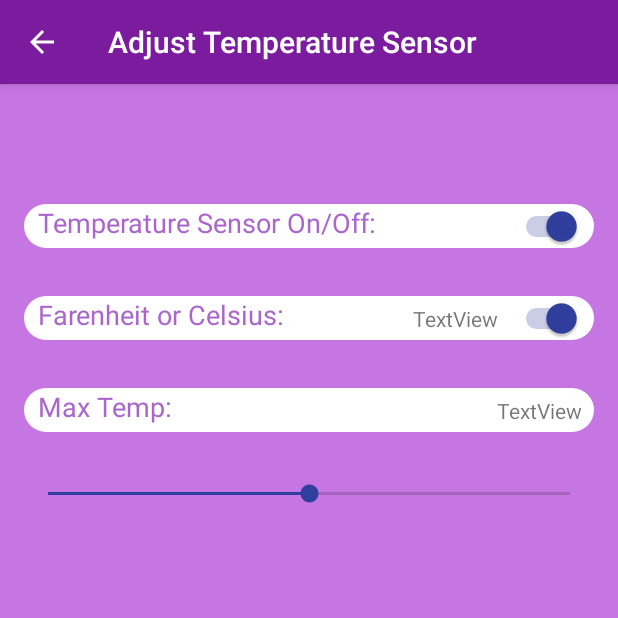
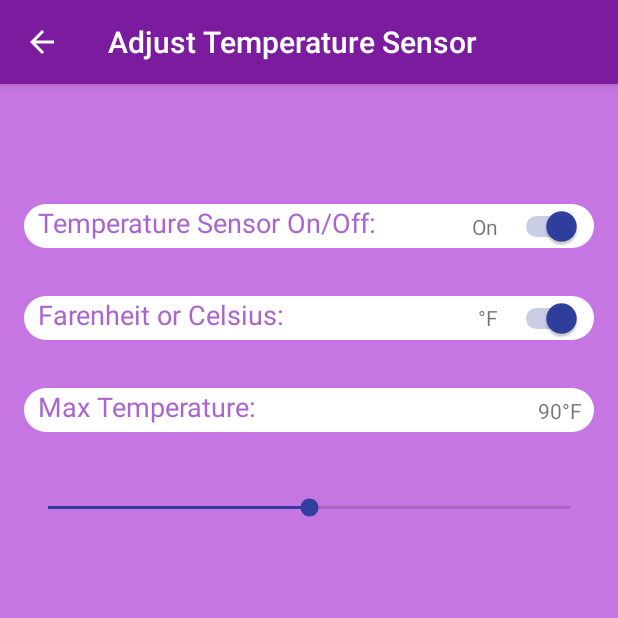
Before and after one commit to hmcashan13/GuardianAngel-Android, an Android app: the TemperatureAdjustActivity screen opened directly, with no data from a screen before it, on a phone screen of 412 x 824 dp, the top half of it. Run offline under Robolectric (Android 15) with nearby library versions, the phone set to English and light mode, and no system bars.

Commit message:
temp settings not persisting

```diff
--- a/app/build.gradle
+++ b/app/build.gradle
@@ -3,7 +3,6 @@ apply plugin: 'com.android.application'
 apply plugin: 'kotlin-android'
 
 apply plugin: 'kotlin-android-extensions'
-
 
 
 android {
--- /dev/null
+++ b/app/src/main/java/com/example/hudsonmcashan/guradianaangel/Preferences.kt
@@ -0,0 +1,25 @@
+package com.example.hudsonmcashan.guradianaangel
+
+import android.content.Context
+import android.content.SharedPreferences
+
+class Prefs (context: Context) {
+    val PREFS_FILENAME = "com.example.hudsonmcashan.guradianaangel"
+    val TEMP_SENSOR_ON_OFF = "tempSensorOnOff"
+    val FARENHEIT_CELSIUS = "farenheitCelsius"
+    val MAX_TEMP = "maxTemp"
+
+    val prefs: SharedPreferences = context.getSharedPreferences(PREFS_FILENAME, 0);
+
+    var tempSensorOnOff: Boolean
+        get() = prefs.getBoolean(TEMP_SENSOR_ON_OFF,true)
+        set(value) = prefs.edit().putBoolean(TEMP_SENSOR_ON_OFF, value).apply()
+
+    var farenheitCelsius: Boolean
+        get() = prefs.getBoolean(TEMP_SENSOR_ON_OFF,true)
+        set(value) = prefs.edit().putBoolean(FARENHEIT_CELSIUS, value).apply()
+
+    var maxTemp: Int
+        get() = prefs.getInt(TEMP_SENSOR_ON_OFF,90)
+        set(value) = prefs.edit().putInt(MAX_TEMP, value).apply()
+}
--- a/app/src/main/java/com/example/hudsonmcashan/guradianaangel/TemperatureAdjustActivity.kt
+++ b/app/src/main/java/com/example/hudsonmcashan/guradianaangel/TemperatureAdjustActivity.kt
@@ -2,17 +2,25 @@ package com.example.hudsonmcashan.guradianaangel
 
 import android.os.Bundle
 import android.support.v7.app.AppCompatActivity
+import android.widget.SeekBar
 import android.widget.Toast
 import kotlinx.android.synthetic.main.activity_temperature.*
-import kotlinx.android.synthetic.main.activity_temperature.view.*
 
 class TemperatureAdjustActivity : AppCompatActivity() {
+    var prefs: Prefs? = null
+    var tempSensor: Boolean? = null
+    var farenheitCelsius: Boolean? = null
+    var maxTemp: Int? = null
+
     override fun onCreate(savedInstanceState: Bundle?) {
         super.onCreate(savedInstanceState)
         setContentView(R.layout.activity_temperature)
 
         setupActionBar()
-        setupSwitches()
+        setupPrefs()
+        setupTemperatureSensorOnOffSwitch()
+        setupFarenheitCelsiusSwitch()
+        setupMaxTemperatureSlider()
     }
 
     private fun setupActionBar() {
@@ -23,15 +31,86 @@ class TemperatureAdjustActivity : AppCompatActivity() {
         actionBar.setDisplayHomeAsUpEnabled(true)
     }
 
+    // Sets up the back button
     override fun onSupportNavigateUp(): Boolean {
         onBackPressed()
         return true
     }
 
-    private fun setupSwitches() {
-        celsiusOrFarenheit_switch.setOnCheckedChangeListener { buttonView, isChecked ->
-            celsiusOrFarenheit_status.textView.text = if (isChecked)  "°F" else "°C"
+    private fun setupPrefs() {
+        prefs = Prefs(this)
+    }
+
+    private fun setupTemperatureSensorOnOffSwitch() {
+        tempSensor = prefs?.tempSensorOnOff ?: true
+        when(tempSensor) {
+            true -> tempSensorOnOff_status.text = "On"
+            false -> tempSensorOnOff_status.text = "Off"
         }
-        // TODO: setup switch to turn on/off temperature sensor
+        tempSensorOnOff_switch.setOnCheckedChangeListener { buttonView, isChecked ->
+            val message = if (isChecked)  "On" else "Off"
+            tempSensorOnOff_status.text = message
+            Toast.makeText(this@TemperatureAdjustActivity, "Temperature Sensor is now $message", Toast.LENGTH_SHORT).show()
+        }
     }
+
+    private fun setupFarenheitCelsiusSwitch() {
+        farenheitCelsius = prefs?.farenheitCelsius ?: true
+        when(farenheitCelsius) {
+            true -> farenheitCelsius_status.text = "°F"
+            false -> farenheitCelsius_status.text = "°C"
+        }
+        farenheitCelsius_switch.setOnCheckedChangeListener { buttonView, isChecked ->
+            farenheitCelsius_status.text = if (isChecked)  "°F" else "°C"
+            if (isChecked) {
+                Toast.makeText(this@TemperatureAdjustActivity, "Murica!!!", Toast.LENGTH_SHORT).show()
+            } else {
+                Toast.makeText(this@TemperatureAdjustActivity, "You are now using the metric system", Toast.LENGTH_SHORT).show()
+            }
+
+
+        }
+    }
+
+    private fun setupMaxTemperatureSlider() {
+        maxTemp = prefs?.maxTemp ?: 90
+        if (farenheitCelsius != null && farenheitCelsius as Boolean) {
+            maxTemp_status.text = "${maxTemp}°F"
+        } else {
+            val celsiusTemp = (maxTemp!! - 32) * 5/9
+            maxTemp_status.text = "${celsiusTemp}°C"
+        }
+
+        maxTemp_slider?.setOnSeekBarChangeListener(object : SeekBar.OnSeekBarChangeListener {
+            override fun onProgressChanged(seekBar: SeekBar, progress: Int, fromUser: Boolean) {
+                // Write code to perform some action when progress is changed.
+                val newMaxTemp = seekBar.progress + 80
+                if (farenheitCelsius != null && farenheitCelsius as Boolean) {
+                    maxTemp_status.text = "${newMaxTemp}°F"
+                } else {
+                    val celsiusTemp = (newMaxTemp - 32) * 5/9
+                    maxTemp_status.text = "${celsiusTemp}°C"
+                }
+            }
+
+            override fun onStartTrackingTouch(seekBar: SeekBar) {
+                // Write code to perform some action when touch is started.
+            }
+
+            override fun onStopTrackingTouch(seekBar: SeekBar) {
+                // Write code to perform some action when touch is stopped.
+                val newMaxTemp = seekBar.progress + 80
+                prefs?.maxTemp = newMaxTemp
+                if (farenheitCelsius != null && farenheitCelsius as Boolean) {
+                    Toast.makeText(this@TemperatureAdjustActivity, "Max Temperature is now $newMaxTemp°F", Toast.LENGTH_SHORT).show()
+                } else {
+                    val celsiusTemp = (newMaxTemp - 32) * 5/9
+                    Toast.makeText(this@TemperatureAdjustActivity, "Max Temperature is now $celsiusTemp°C", Toast.LENGTH_SHORT).show()
+                }
+
+            }
+        })
+
+    }
+
 }
--- a/app/src/main/res/layout/activity_temperature.xml
+++ b/app/src/main/res/layout/activity_temperature.xml
@@ -2,7 +2,7 @@
 <android.support.constraint.ConstraintLayout xmlns:android="http://schemas.android.com/apk/res/android"
     xmlns:app="http://schemas.android.com/apk/res-auto"
     xmlns:tools="http://schemas.android.com/tools"
-    android:id="@+id/celsiusOrFarenheit_status"
+    android:id="@+id/farenheitCelsius_text"
     android:layout_width="match_parent"
     android:layout_height="match_parent">
 
@@ -32,22 +32,6 @@
         android:layout_height="29dp"
         android:layout_marginTop="32dp"
         android:background="@drawable/rounded_button2"
-        android:text="  Max Temp:"
-        android:textAppearance="@style/TextAppearance.AppCompat.Caption"
-        android:textColor="@android:color/holo_purple"
-        android:textColorLink="@color/colorPrimary"
-        android:textSize="18sp"
-        app:layout_constraintEnd_toEndOf="@+id/celsiusFarenheit_label2"
-        app:layout_constraintStart_toStartOf="@+id/celsiusFarenheit_label2"
-        app:layout_constraintTop_toBottomOf="@+id/celsiusFarenheit_label2"
-        tools:text="  Max Temperature:" />
-
-    <TextView
-        android:id="@+id/celsiusFarenheit_label2"
-        android:layout_width="0dp"
-        android:layout_height="29dp"
-        android:layout_marginTop="32dp"
-        android:background="@drawable/rounded_button2"
         android:text="  Farenheit or Celsius:"
         android:textAppearance="@style/TextAppearance.AppCompat.Caption"
         android:textColor="@android:color/holo_purple"
@@ -58,8 +42,36 @@
         app:layout_constraintTop_toBottomOf="@+id/tempSensorOnOff_label"
         tools:text="  Celsius or Farenheit:" />
 
+    <TextView
+        android:id="@+id/maxTemp_label"
+        android:layout_width="0dp"
+        android:layout_height="29dp"
+        android:layout_marginTop="32dp"
+        android:background="@drawable/rounded_button2"
+        android:text="  Max Temperature:"
+        android:textAppearance="@style/TextAppearance.AppCompat.Caption"
+        android:textColor="@android:color/holo_purple"
+        android:textColorLink="@color/colorPrimary"
+        android:textSize="18sp"
+        app:layout_constraintEnd_toEndOf="@+id/celsiusFarenheit_label"
+        app:layout_constraintStart_toStartOf="@+id/celsiusFarenheit_label"
+        app:layout_constraintTop_toBottomOf="@+id/celsiusFarenheit_label"
+        tools:text="  Max Temperature:" />
+
+
+    <TextView
+        android:id="@+id/maxTemp_status"
+        android:layout_width="wrap_content"
+        android:layout_height="wrap_content"
+        android:layout_marginEnd="8dp"
+        android:layout_marginRight="8dp"
+        android:text="TextView"
+        app:layout_constraintBottom_toBottomOf="@+id/maxTemp_label"
+        app:layout_constraintEnd_toEndOf="@+id/maxTemp_label"
+        app:layout_constraintTop_toTopOf="@+id/maxTemp_label" />
+
     <Switch
-        android:id="@+id/tempSensor_switch"
+        android:id="@+id/tempSensorOnOff_switch"
         android:layout_width="wrap_content"
         android:layout_height="wrap_content"
         android:layout_marginEnd="8dp"
@@ -70,49 +82,50 @@
         app:layout_constraintTop_toTopOf="@+id/tempSensorOnOff_label" />
 
     <Switch
-        android:id="@+id/celsiusOrFarenheit_switch"
+        android:id="@+id/farenheitCelsius_switch"
         android:layout_width="wrap_content"
         android:layout_height="wrap_content"
         android:layout_marginEnd="8dp"
         android:layout_marginRight="8dp"
         android:checked="true"
-        app:layout_constraintBottom_toBottomOf="@+id/celsiusFarenheit_label2"
-        app:layout_constraintEnd_toEndOf="@+id/celsiusFarenheit_label2"
-        app:layout_constraintTop_toTopOf="@+id/celsiusFarenheit_label2"
+        app:layout_constraintBottom_toBottomOf="@+id/celsiusFarenheit_label"
+        app:layout_constraintEnd_toEndOf="@+id/celsiusFarenheit_label"
+        app:layout_constraintTop_toTopOf="@+id/celsiusFarenheit_label"
         tools:checked="true" />
 
     <TextView
-        android:id="@+id/textView"
+        android:id="@+id/tempSensorOnOff_status"
         android:layout_width="wrap_content"
         android:layout_height="wrap_content"
         android:layout_marginEnd="8dp"
         android:layout_marginRight="8dp"
         android:text="TextView"
-        app:layout_constraintBottom_toBottomOf="@+id/celsiusFarenheit_label2"
-        app:layout_constraintEnd_toStartOf="@+id/celsiusOrFarenheit_switch"
-        app:layout_constraintTop_toTopOf="@+id/celsiusFarenheit_label2" />
+        app:layout_constraintBottom_toBottomOf="@+id/tempSensorOnOff_label"
+        app:layout_constraintEnd_toStartOf="@+id/tempSensorOnOff_switch"
+        app:layout_constraintTop_toTopOf="@+id/tempSensorOnOff_label" />
 
     <SeekBar
-        android:id="@+id/seekBar3"
+        android:id="@+id/maxTemp_slider"
         android:layout_width="0dp"
-        android:layout_height="wrap_content"
+        android:layout_height="38dp"
         android:layout_marginTop="32dp"
         android:indeterminate="false"
         android:max="20"
         android:progress="10"
-        app:layout_constraintEnd_toEndOf="@+id/celsiusFarenheit_label"
-        app:layout_constraintStart_toStartOf="@+id/celsiusFarenheit_label"
-        app:layout_constraintTop_toBottomOf="@+id/celsiusFarenheit_label" />
+        app:layout_constraintEnd_toEndOf="@+id/maxTemp_label"
+        app:layout_constraintStart_toStartOf="@+id/maxTemp_label"
+        app:layout_constraintTop_toBottomOf="@+id/maxTemp_label" />
 
     <TextView
-        android:id="@+id/textView2"
+        android:id="@+id/farenheitCelsius_status"
         android:layout_width="wrap_content"
         android:layout_height="wrap_content"
         android:layout_marginEnd="8dp"
         android:layout_marginRight="8dp"
         android:text="TextView"
         app:layout_constraintBottom_toBottomOf="@+id/celsiusFarenheit_label"
-        app:layout_constraintEnd_toEndOf="@+id/celsiusFarenheit_label"
-        app:layout_constraintTop_toTopOf="@+id/celsiusFarenheit_label" />
+        app:layout_constraintEnd_toStartOf="@+id/farenheitCelsius_switch"
+        app:layout_constraintTop_toTopOf="@+id/celsiusFarenheit_label"
+        app:layout_constraintVertical_bias="0.48000002" />
 
 </android.support.constraint.ConstraintLayout>
```
